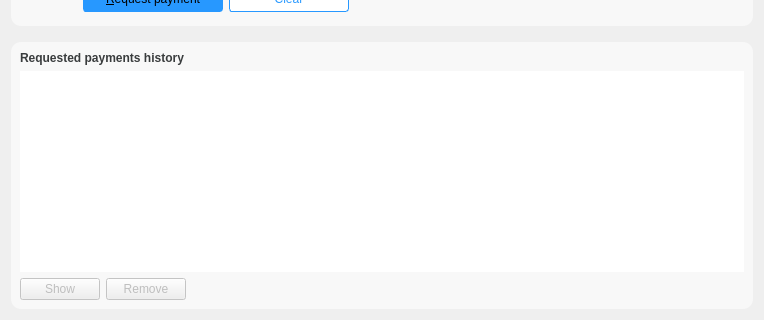
Qt form src/qt/forms/receivecoinsdialog.ui (ecoinchain/ecoin) before a commit; both pictures show x 0 to 764 and y 143 to 463 of the 764 by 463 pixel window.
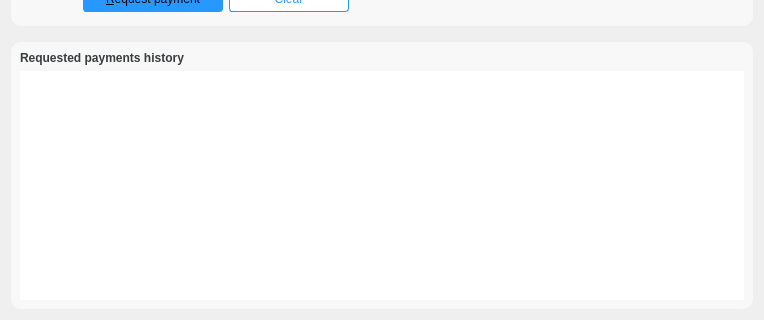
The same form after that commit. Icons and pictures are not drawn. Custom widgets are drawn as their Qt base class.

Commit message: remove two use less button

```diff
--- a/src/qt/forms/receivecoinsdialog.ui
+++ b/src/qt/forms/receivecoinsdialog.ui
@@ -382,63 +382,6 @@
         </attribute>
        </widget>
       </item>
-      <item>
-       <layout class="QHBoxLayout" name="horizontalLayout_2">
-        <item>
-         <widget class="QPushButton" name="showRequestButton">
-          <property name="enabled">
-           <bool>false</bool>
-          </property>
-          <property name="toolTip">
-           <string>Show the selected request (does the same as double clicking an entry)</string>
-          </property>
-          <property name="text">
-           <string>Show</string>
-          </property>
-          <property name="icon">
-           <iconset resource="../bitcoin.qrc">
-            <normaloff>:/icons/edit</normaloff>:/icons/edit</iconset>
-          </property>
-          <property name="autoDefault">
-           <bool>false</bool>
-          </property>
-         </widget>
-        </item>
-        <item>
-         <widget class="QPushButton" name="removeRequestButton">
-          <property name="enabled">
-           <bool>false</bool>
-          </property>
-          <property name="toolTip">
-           <string>Remove the selected entries from the list</string>
-          </property>
-          <property name="text">
-           <string>Remove</string>
-          </property>
-          <property name="icon">
-           <iconset resource="../bitcoin.qrc">
-            <normaloff>:/icons/remove</normaloff>:/icons/remove</iconset>
-          </property>
-          <property name="autoDefault">
-           <bool>false</bool>
-          </property>
-         </widget>
-        </item>
-        <item>
-         <spacer name="horizontalSpacer_2">
-          <property name="orientation">
-           <enum>Qt::Horizontal</enum>
-          </property>
-          <property name="sizeHint" stdset="0">
-           <size>
-            <width>40</width>
-            <height>20</height>
-           </size>
-          </property>
-         </spacer>
-        </item>
-       </layout>
-      </item>
      </layout>
     </widget>
    </item>
```
Left out of the diff: 2 changed lines with no effect on the pictures. The commit also changes 1 other file.
